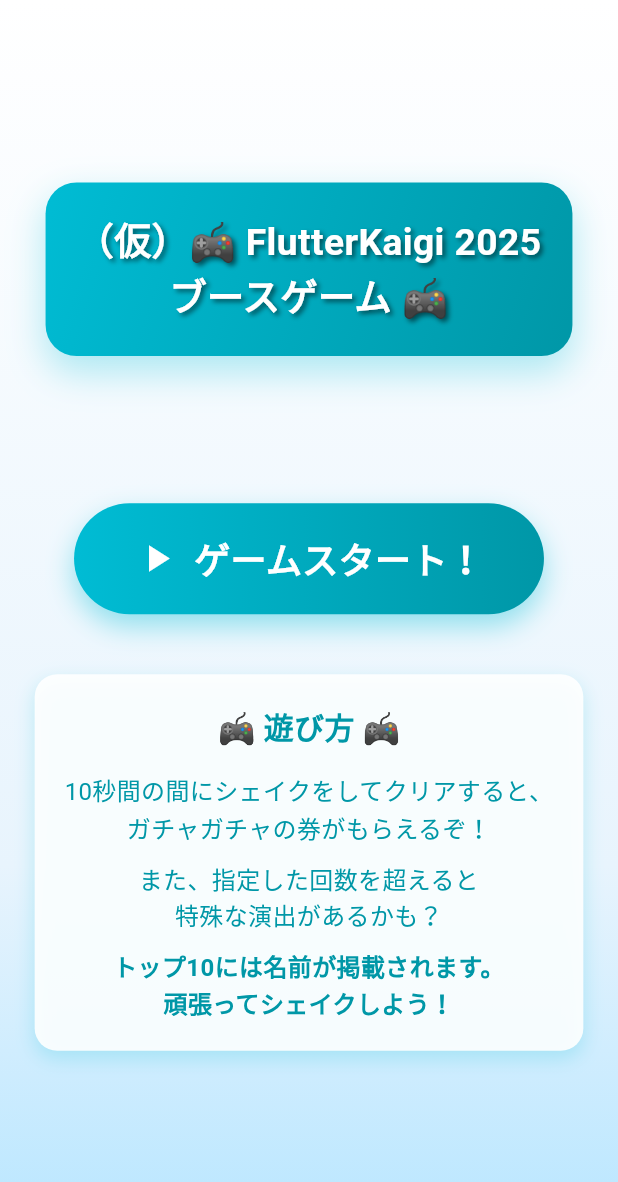
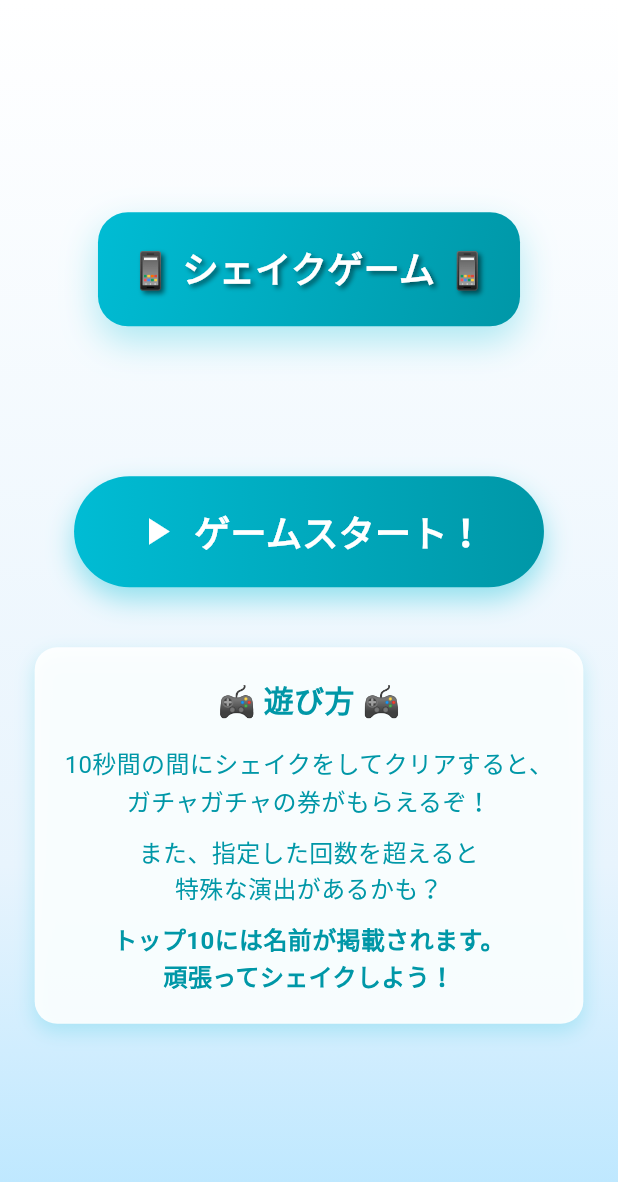
Before and after one commit to yumemi-inc/flutterkaigi-2025-booth-game, a Flutter app: the screen it shows after launch, on a phone screen of 412 x 824 dp. Shown: the top 1182 px of the screen. Run offline on Flutter 3.47's test engine with Material 3 defaults, Android fonts, the phone set to English and light mode, and no system bars; our stand-ins replace auto_route, confetti; missing offline and left inert: shake.

Commit message:
fix: ゲーム名を「シェイクゲーム」に変更しました

```diff
--- a/lib/title_view.dart
+++ b/lib/title_view.dart
@@ -65,13 +65,8 @@ class _TitleViewState extends State<TitleView> with TickerProviderStateMixin {
             child: Column(
               mainAxisAlignment: MainAxisAlignment.center,
               children: [
-                // タイトル（ズームアニメーション付き）
-                AnimatedBuilder(
-                  animation: _zoomAnimation,
-                  builder: (context, child) {
-                    return Transform.scale(
-                      scale: _zoomAnimation.value,
-                      child: Container(
+                // タイトル
+                Container(
                   padding: const EdgeInsets.all(20),
                   decoration: BoxDecoration(
                     gradient: const LinearGradient(
@@ -91,7 +86,7 @@ class _TitleViewState extends State<TitleView> with TickerProviderStateMixin {
                     ],
                   ),
                   child: const Text(
-                          '（仮）🎮 FlutterKaigi 2025\nブースゲーム 🎮',
+                    '📱 シェイクゲーム 📱',
                     textAlign: TextAlign.center,
                     style: TextStyle(
                       fontSize: 24,
@@ -106,9 +101,6 @@ class _TitleViewState extends State<TitleView> with TickerProviderStateMixin {
                       ],
                     ),
                   ),
-                      ),
-                    );
-                  },
                 ),
 
                 const SizedBox(height: 100),
```
Lines whose indentation alone changed are shown as unchanged.
